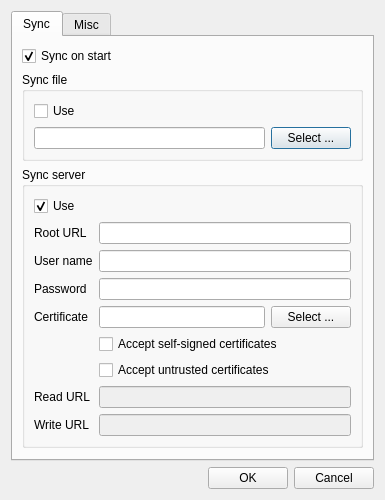
Above: optionsdialog.ui from 607011/Qt-SESAM before the change. Below: the same form after it.
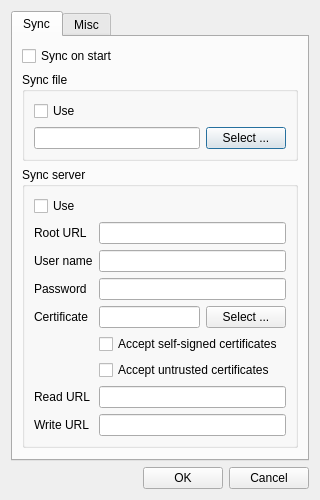
That is the form after the change.

```diff
--- a/optionsdialog.ui
+++ b/optionsdialog.ui
@@ -6,7 +6,7 @@
    <rect>
     <x>0</x>
     <y>0</y>
-    <width>385</width>
+    <width>301</width>
     <height>469</height>
    </rect>
   </property>
@@ -30,7 +30,7 @@
           <string>Sync on start</string>
          </property>
          <property name="checked">
-          <bool>true</bool>
+          <bool>false</bool>
          </property>
         </widget>
        </item>
@@ -79,7 +79,7 @@
              <string>Use</string>
             </property>
             <property name="checked">
-             <bool>true</bool>
+             <bool>false</bool>
             </property>
            </widget>
           </item>
@@ -139,7 +139,7 @@
             <item row="6" column="1">
              <widget class="QLineEdit" name="readUrlLineEdit">
               <property name="enabled">
-               <bool>false</bool>
+               <bool>true</bool>
               </property>
              </widget>
             </item>
@@ -153,7 +153,7 @@
             <item row="7" column="1">
              <widget class="QLineEdit" name="writeUrlLineEdit">
               <property name="enabled">
-               <bool>false</bool>
+               <bool>true</bool>
               </property>
              </widget>
             </item>
```
Left out of the diff: 12 changed lines with no effect on the pictures.
